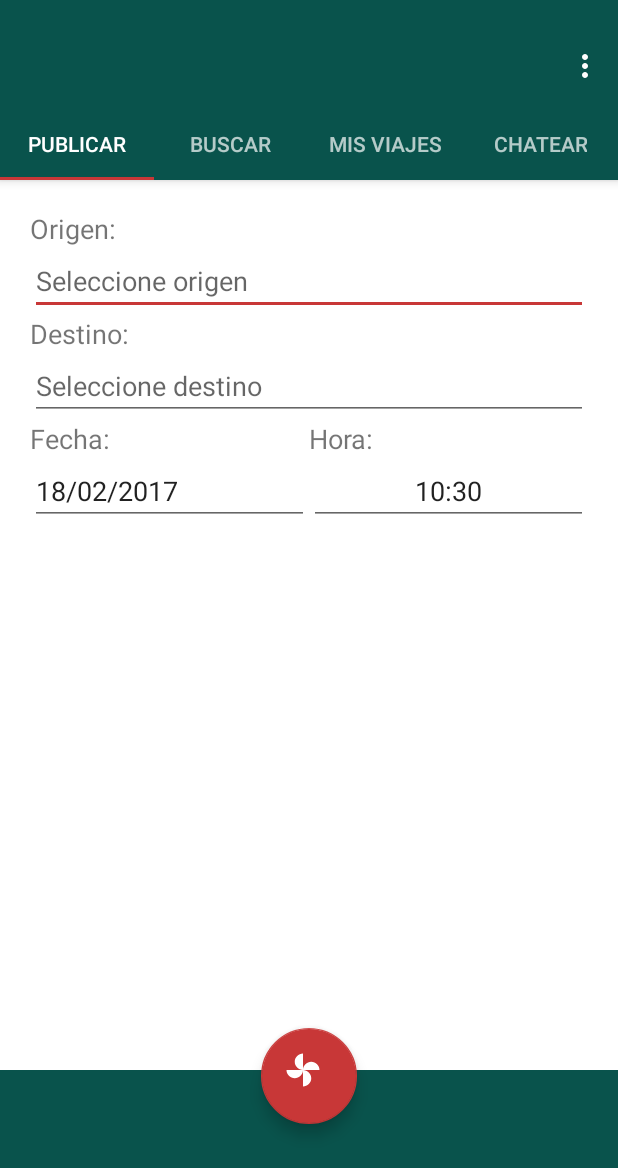
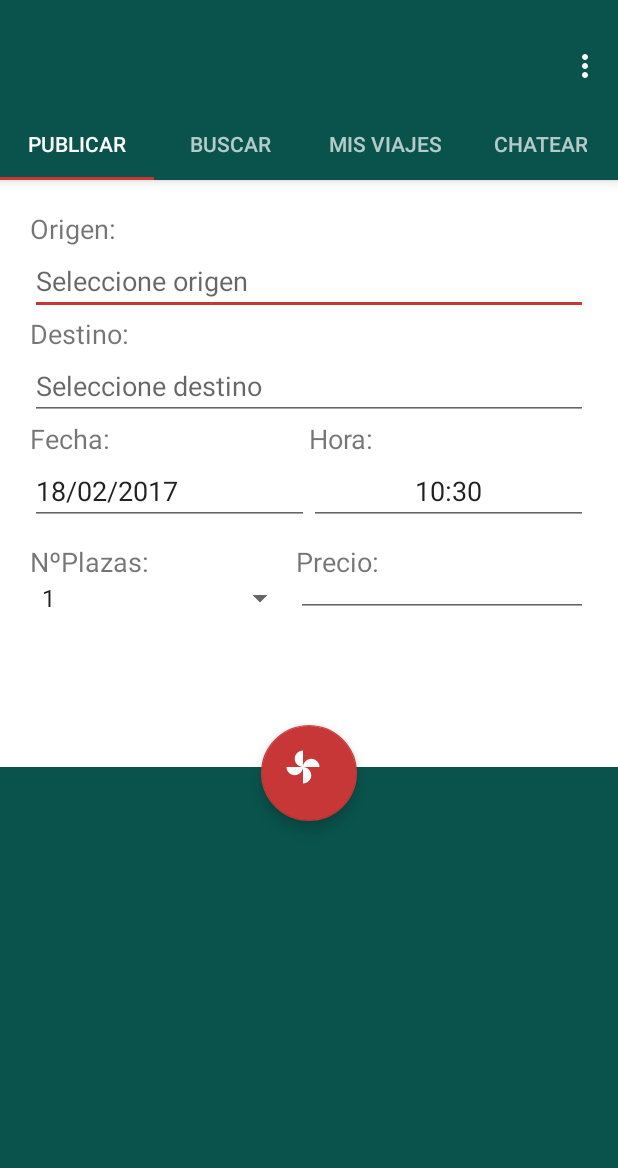
Before and after one commit to javtau/MocMocApp, an Android app: the screen it shows after launch once a user with an empty profile is signed in (MainActivity), on a phone screen of 412 x 824 dp. Shown: the top 1168 px of the screen. Run offline under Robolectric (Android 15) with nearby library versions, the phone set to English and light mode, and no system bars; our stand-ins replace Firebase (no records; nobody signed in at launch, a user with empty details on screens opened directly).

```diff
--- a/app/build.gradle
+++ b/app/build.gradle
@@ -50,5 +50,9 @@ dependencies {
     // Testing dependencies
     testCompile 'junit:junit:4.12'
 
+
+    compile 'com.android.support:cardview-v7:25.0.+'
+    compile 'com.android.support:recyclerview-v7:25.0.+'
+
 }
 apply plugin: 'com.google.gms.google-services'
--- /dev/null
+++ b/app/src/main/java/com/jjv/proyectointegradorv1/Adapters/Publicaciones_RV_adapter.java
@@ -0,0 +1,96 @@
+package com.jjv.proyectointegradorv1.Adapters;
+
+import android.support.v7.widget.RecyclerView;
+import android.view.LayoutInflater;
+import android.view.View;
+import android.view.ViewGroup;
+import android.widget.AdapterView;
+import android.widget.ImageView;
+import android.widget.TextView;
+
+import com.jjv.proyectointegradorv1.Objects.Publicacion;
+import com.jjv.proyectointegradorv1.R;
+
+import java.util.ArrayList;
+
+/**
+ * Created by Victor on 18/02/2017.
+ */
+
+public class Publicaciones_RV_adapter extends RecyclerView.Adapter<Publicaciones_RV_adapter.PublicacionesViewHolder>{
+
+
+    ArrayList<Publicacion> publicaciones;
+    OnItemClickListener listener;
+
+    public Publicaciones_RV_adapter(ArrayList<Publicacion> publicaciones, OnItemClickListener listener) {
+        this.publicaciones = publicaciones;
+        this.listener = listener;
+    }
+
+    @Override
+    public PublicacionesViewHolder onCreateViewHolder(ViewGroup parent, int viewType) {
+        View v = LayoutInflater.from(parent.getContext()).inflate(R.layout.card_buscar_viaje,parent,false);
+        PublicacionesViewHolder pvh = new PublicacionesViewHolder(v);
+        return pvh;
+    }
+
+    @Override
+    public void onBindViewHolder(PublicacionesViewHolder holder, int position) {
+        holder.bind(publicaciones.get(position), listener);
+        holder.nombreUsuario.setText(publicaciones.get(position).getusuario());
+        holder.origenViaje.setText(publicaciones.get(position).getOrigen());
+        holder.destinoViaje.setText(publicaciones.get(position).getDestino());
+        holder.precioViaje.setText(publicaciones.get(position).getPrecio()+"€");
+        holder.horaViaje.setText(publicaciones.get(position).getHora());
+        holder.plazas.setText(publicaciones.get(position).getPlazas()+"");
+
+        /* TODO : RECUPERAR LAS IMAGENES
+        holder.starsImage
+        holder.userImage
+         */
+
+
+    }
+
+
+    @Override
+    public int getItemCount() {
+        return publicaciones.size();
+    }
+
+    @Override
+    public void onAttachedToRecyclerView(RecyclerView recyclerView) {
+        super.onAttachedToRecyclerView(recyclerView);
+    }
+
+    public static class PublicacionesViewHolder extends RecyclerView.ViewHolder{
+        ImageView userImage,starsImage;
+        TextView nombreUsuario,origenViaje,destinoViaje,precioViaje,horaViaje,plazas;
+
+        public PublicacionesViewHolder(View convertView) {
+            super(convertView);
+
+            userImage = (ImageView) convertView.findViewById(R.id.userImage);
+            starsImage = (ImageView) convertView.findViewById(R.id.starsImage);
+            nombreUsuario= (TextView) convertView.findViewById(R.id.txt_userName);
+            origenViaje= (TextView) convertView.findViewById(R.id.txt_origen_usr);
+            destinoViaje= (TextView) convertView.findViewById(R.id.txt_destino_viaje);
+            precioViaje= (TextView) convertView.findViewById(R.id.txt_precio_viaje);
+            horaViaje= (TextView) convertView.findViewById(R.id.txt_hora_viaje);
+            plazas= (TextView) convertView.findViewById(R.id.txt_plazas_viaje);
+        }
+        public void bind(final Publicacion item, final OnItemClickListener listener) {
+            itemView.setOnClickListener(new View.OnClickListener() {
+                @Override public void onClick(View v) {
+                    listener.onItemClick(item);
+                }
+            });
+        }
+
+
+    }
+    public interface OnItemClickListener {
+        void onItemClick(Publicacion item);
+    }
+}
--- a/app/src/main/java/com/jjv/proyectointegradorv1/Fragments/Buscar_viaje.java
+++ b/app/src/main/java/com/jjv/proyectointegradorv1/Fragments/Buscar_viaje.java
@@ -12,6 +12,8 @@ import android.support.v4.app.Fragment;
 import android.support.v4.app.FragmentActivity;
 import android.support.v4.app.FragmentManager;
 import android.support.v4.app.FragmentTransaction;
+import android.support.v7.widget.LinearLayoutManager;
+import android.support.v7.widget.RecyclerView;
 import android.util.Log;
 import android.view.KeyEvent;
 import android.view.LayoutInflater;
@@ -29,6 +31,7 @@ import com.google.firebase.database.DatabaseReference;
 import com.google.firebase.database.FirebaseDatabase;
 import com.jjv.proyectointegradorv1.Adapters.DialogReserva;
 import com.jjv.proyectointegradorv1.Adapters.Publicaciones_Adapter;
+import com.jjv.proyectointegradorv1.Adapters.Publicaciones_RV_adapter;
 import com.jjv.proyectointegradorv1.Objects.Publicacion;
 import com.jjv.proyectointegradorv1.R;
 
@@ -38,7 +41,7 @@ import java.util.ArrayList;
  * Created by javi0 on 11/01/2017.
  */
 
-public class Buscar_viaje extends Fragment implements AdapterView.OnItemClickListener {
+public class Buscar_viaje extends Fragment  {
 
     private final String TAG = Buscar_viaje.class.getSimpleName();
     private ListView listaPublicaciones;
@@ -48,6 +51,8 @@ public class Buscar_viaje extends Fragment implements AdapterView.OnItemClickLis
     private ChildEventListener childEvent;
     private Publicacion publica;
     private Dialog customDialog ;
+    private RecyclerView rv;
+    private Publicaciones_RV_adapter.OnItemClickListener listenerRv;
     @Override
     public View onCreateView(LayoutInflater inflater, ViewGroup container, Bundle savedInstanceState) {
         return inflater.inflate(R.layout.fragment_buscar_viaje, container, false);
@@ -57,28 +62,46 @@ public class Buscar_viaje extends Fragment implements AdapterView.OnItemClickLis
     public void onViewCreated(View view, @Nullable Bundle savedInstanceState) {
         super.onViewCreated(view, savedInstanceState);
 
-        listaPublicaciones = (ListView) view.findViewById(R.id.lista_publicaciones);
-        listaPublicaciones.setOnItemClickListener(this);
+        // listaPublicaciones = (ListView) view.findViewById(R.id.lista_publicaciones);
+        //listaPublicaciones.setOnItemClickListener(this);
+        // implementacion recycler
+        rv= (RecyclerView) view.findViewById(R.id.lista_publicaciones);
+        /*
+        Si estás seguro que el tamaño del RecyclerView no se cambiará,
+        puedes añadirlo lo siguiente para mejorar el desempeño:
+         */
+        rv.setHasFixedSize(true);
+        //para manejar el recycler view como una lista es necesario un manager
+        LinearLayoutManager llm = new LinearLayoutManager(getContext());
+        rv.setLayoutManager(llm);
+
+
 
         myRef = database.getReference("trip");// hacemos referencia a la rama donde se almacenan todos los viajes
 
         childEvent = new ChildEventListener() {
-            Publicaciones_Adapter adapt;
+            //Publicaciones_Adapter adapt;
+            Publicaciones_RV_adapter adapt;
             @Override
             public void onChildAdded(DataSnapshot dataSnapshot, String s) {
                 publica = dataSnapshot.getValue(Publicacion.class);
                 publicaciones.add(publica);
-                adapt=  new Publicaciones_Adapter(getContext(),publicaciones);
-                listaPublicaciones.setAdapter(adapt);
+                //  adapt=  new Publicaciones_Adapter(getContext(),publicaciones);
+                adapt = new Publicaciones_RV_adapter(publicaciones,listenerRv);
+                //listaPublicaciones.setAdapter(adapt);
+                rv.setAdapter(adapt);
                 Log.d(TAG, publica.getOrigen());
+
             }
 
             @Override
             public void onChildChanged(DataSnapshot dataSnapshot, String s) {
                 publica = dataSnapshot.getValue(Publicacion.class);
                 publicaciones.add(publica);
-                adapt=  new Publicaciones_Adapter(getContext(),publicaciones);
-                listaPublicaciones.setAdapter(adapt);
+                //adapt=  new Publicaciones_Adapter(getContext(),publicaciones);
+                adapt = new Publicaciones_RV_adapter(publicaciones,listenerRv);
+                rv.setAdapter(adapt);
+                //listaPublicaciones.setAdapter(adapt);
             }
 
             @Override
@@ -104,21 +127,29 @@ public class Buscar_viaje extends Fragment implements AdapterView.OnItemClickLis
             }
         };
         myRef.addChildEventListener(childEvent);
+        listenerRv=initListener();
 
-
-        Publicaciones_Adapter adapter = new Publicaciones_Adapter(getContext(),publicaciones);
-        listaPublicaciones.setAdapter(adapter);
-
-    }
-
-    @Override
-    public void onItemClick(AdapterView<?> adapterView, View view, int i, long l) {
-        showDialog(i);
+        Publicaciones_RV_adapter adapter = new Publicaciones_RV_adapter(publicaciones,listenerRv);
+        rv.setAdapter(adapter);
+        // Publicaciones_Adapter adapter = new Publicaciones_Adapter(getContext(),publicaciones);
+        // listaPublicaciones.setAdapter(adapter);
 
 
     }
 
-    private void showDialog(int pos){
+    private Publicaciones_RV_adapter.OnItemClickListener initListener() {
+
+        Publicaciones_RV_adapter.OnItemClickListener l= new Publicaciones_RV_adapter.OnItemClickListener() {
+            @Override
+            public void onItemClick(Publicacion item) {
+                showDialog(item);
+            }
+
+
+    };
+        return l;}
+
+    private void showDialog(Publicacion p){
 
 
         customDialog =  new Dialog(getContext(),R.style.Theme_Dialog_Translucent);
@@ -142,6 +173,8 @@ public class Buscar_viaje extends Fragment implements AdapterView.OnItemClickLis
         });
 
 
+
+
         customDialog.show();
     }
 
--- a/app/src/main/res/anim/rotar.xml
+++ b/app/src/main/res/anim/rotar.xml
@@ -9,6 +9,4 @@
     android:duration="9000"
     android:repeatCount="infinite"
     android:repeatMode="restart">
-
-
 </rotate>
--- a/app/src/main/res/layout/fragment_buscar_viaje.xml
+++ b/app/src/main/res/layout/fragment_buscar_viaje.xml
@@ -5,7 +5,7 @@
     android:background="@color/colorPrimary"
     android:weightSum="1">
 
-    <ListView
+    <android.support.v7.widget.RecyclerView
         android:layout_width="match_parent"
         android:layout_height="match_parent"
         android:id="@+id/lista_publicaciones"
--- a/app/src/main/res/layout/fragment_publicarviaje.xml
+++ b/app/src/main/res/layout/fragment_publicarviaje.xml
@@ -11,14 +11,13 @@
     <LinearLayout
         android:orientation="vertical"
         android:layout_width="match_parent"
-        android:layout_height="418dp"
+        android:layout_height="391dp"
         android:paddingTop="@dimen/Publicar_horizontal_margin"
         android:paddingBottom="100dp"
         android:paddingLeft="@dimen/Publicar_vertical_margin"
         android:paddingRight="@dimen/Publicar_vertical_margin"
 
-        android:background="@android:color/white"
-        android:layout_weight="0.68">
+        android:background="@android:color/white">
 
         <TextView
             android:text="@string/txt_origen"
@@ -55,7 +54,7 @@
         <LinearLayout
             android:orientation="horizontal"
             android:layout_width="match_parent"
-            android:layout_height="match_parent">
+            android:layout_height="82dp">
 
             <LinearLayout
                 android:orientation="vertical"
@@ -113,30 +112,26 @@
 
             <LinearLayout
                 android:orientation="vertical"
-                android:layout_width="match_parent"
-                android:layout_height="match_parent"
-                android:layout_weight="1">
+                android:layout_width="177dp"
+                android:layout_height="wrap_content">
 
                 <TextView
                     android:text="@string/txt_plazas"
                     android:layout_width="match_parent"
                     android:layout_height="wrap_content"
                     android:id="@+id/lbl_plazas"
-                    android:textSize="18sp"
-                    android:layout_weight="1" />
+                    android:textSize="18sp" />
 
                 <Spinner
                     android:layout_width="match_parent"
                     android:layout_height="wrap_content"
-                    android:id="@+id/sp_plazas"
-                    android:layout_weight="1" />
+                    android:id="@+id/sp_plazas" />
             </LinearLayout>
 
             <LinearLayout
                 android:orientation="vertical"
                 android:layout_width="match_parent"
-                android:layout_height="match_parent"
-                android:layout_weight="1"
+                android:layout_height="wrap_content"
                 android:baselineAligned="false">
 
                 <TextView
@@ -144,21 +139,18 @@
                     android:layout_width="match_parent"
                     android:layout_height="wrap_content"
                     android:id="@+id/lbl_precio"
-                    android:textSize="18sp"
-                    android:layout_weight="1" />
+                    android:textSize="18sp" />
 
                 <LinearLayout
                     android:orientation="horizontal"
                     android:layout_width="match_parent"
-                    android:layout_height="wrap_content"
-                    android:layout_weight="1">
+                    android:layout_height="wrap_content">
 
                     <EditText
-                        android:layout_width="wrap_content"
+                        android:layout_width="match_parent"
                         android:layout_height="wrap_content"
                         android:inputType="time"
                         android:id="@+id/txt_precio"
-                        android:layout_weight="4"
                         android:text="@string/hint_precio"
                         android:textAlignment="textEnd" />
 
```
Also changed, not shown: app/src/main/res/layout/card_buscar_viaje.xml (added, +202 -0 lines).
